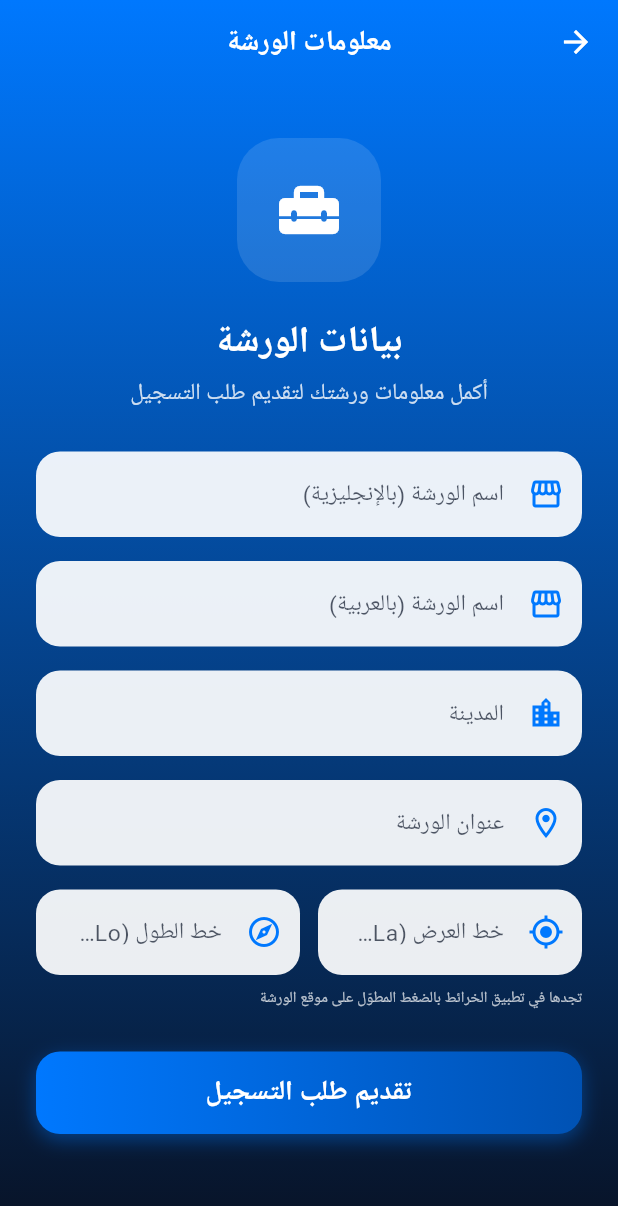
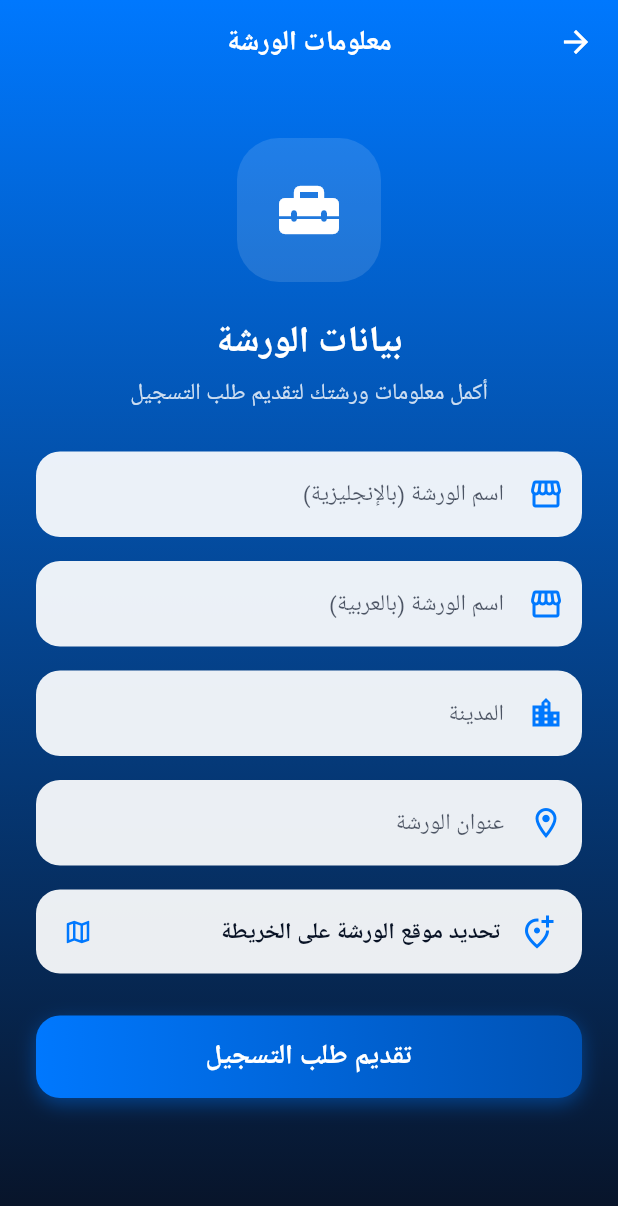
Before and after one commit to Omar-cyber-eng/car_care_plus_employee, a Flutter app: the WorkshopInfoPage screen opened directly with empty values, on a phone screen of 412 x 824 dp. Shown: the top 1206 px of the screen. Run offline on Flutter 3.47's test engine with Material 3 defaults, Android fonts, the phone set to English and light mode, and no system bars; our stand-ins replace dartz, dio, flutter_bloc, flutter_map, flutter_screenutil, flutter_secure_storage and 2 more; accounts and stored records are empty.

Commit message:
Add map-based location picker for workshop registration
- New location_picker_page: full-screen OpenStreetMap (flutter_map) with a
  fixed center pin; requests GPS on open and recenters to current location;
  "confirm location" returns the pin's LatLng
- Error handling: location service off, permission denied/deniedForever
  (with open-settings action), and timeout all handled with fallbacks
- workshop_info_page: replace lat/long text fields with a map button that
  opens the picker and shows the chosen coordinates; required before submit
- Add geolocator, flutter_map, latlong2 deps
- AndroidManifest: add ACCESS_FINE_LOCATION / ACCESS_COARSE_LOCATION

Co-Authored-By: Claude Opus 4.8 (1M context) <noreply@anthropic.com>

```diff
--- a/lib/features/auth/presentation/workshop_info_page.dart
+++ b/lib/features/auth/presentation/workshop_info_page.dart
@@ -3,10 +3,11 @@ import 'package:car_care_plus/core/resources/text_style.dart';
 import 'package:car_care_plus/core/validatiors/app_validators.dart';
 import 'package:car_care_plus/core/widgets/customTextField.dart';
 import 'package:flutter/material.dart';
-import 'package:flutter/services.dart';
 import 'package:flutter_bloc/flutter_bloc.dart';
+import 'package:latlong2/latlong.dart';
 import 'package:car_care_plus/features/auth/presentation/cubit/auth_cubit.dart';
 import 'package:car_care_plus/features/auth/presentation/cubit/auth_state.dart';
+import 'package:car_care_plus/features/auth/presentation/location_picker_page.dart';
 import 'package:car_care_plus/features/auth/presentation/pending_approval_page.dart';
 
 class WorkshopInfoPage extends StatefulWidget {
@@ -38,11 +39,35 @@ class _WorkshopInfoPageState extends State<WorkshopInfoPage> {
   final TextEditingController _workshopAddressController =
       TextEditingController();
   final TextEditingController _workshopCityController = TextEditingController();
-  final TextEditingController _latitudeController = TextEditingController();
-  final TextEditingController _longitudeController = TextEditingController();
+
+  // موقع الورشة المُختار من الخريطة (إلزامي).
+  LatLng? _selectedLocation;
+
+  Future<void> _pickLocation() async {
+    final result = await Navigator.push<LatLng>(
+      context,
+      MaterialPageRoute(
+        builder: (_) => LocationPickerPage(initialLocation: _selectedLocation),
+      ),
+    );
+    if (result != null) {
+      setState(() => _selectedLocation = result);
+    }
+  }
 
   void _submitWorkshop() {
-    if (_formKey.currentState!.validate()) {
+    if (!_formKey.currentState!.validate()) return;
+
+    if (_selectedLocation == null) {
+      ScaffoldMessenger.of(context).showSnackBar(
+        const SnackBar(
+          content: Text('يرجى تحديد موقع الورشة على الخريطة'),
+          backgroundColor: AppColors.errorColor,
+        ),
+      );
+      return;
+    }
+
     context.read<AuthCubit>().registerWorkshop(
           name: widget.name,
           email: widget.email,
@@ -53,27 +78,9 @@ class _WorkshopInfoPageState extends State<WorkshopInfoPage> {
           workshopNameAr: _workshopNameArController.text.trim(),
           workshopAddress: _workshopAddressController.text.trim(),
           workshopCity: _workshopCityController.text.trim(),
-            latitude: _latitudeController.text.trim(),
-            longitude: _longitudeController.text.trim(),
+          latitude: _selectedLocation!.latitude.toStringAsFixed(7),
+          longitude: _selectedLocation!.longitude.toStringAsFixed(7),
         );
-    }
-  }
-
-  // تحقّق من الإحداثيات (رقم عشري ضمن المدى الجغرافي)
-  String? _validateCoordinate(
-    String? value, {
-    required double min,
-    required double max,
-  }) {
-    final requiredError = AppValidators.required(value);
-    if (requiredError != null) return requiredError;
-
-    final parsed = double.tryParse(value!.trim());
-    if (parsed == null) return 'أدخل رقماً صحيحاً';
-    if (parsed < min || parsed > max) {
-      return 'القيمة يجب أن تكون بين $min و $max';
-    }
-    return null;
   }
 
   @override
@@ -82,8 +89,6 @@ class _WorkshopInfoPageState extends State<WorkshopInfoPage> {
     _workshopNameArController.dispose();
     _workshopAddressController.dispose();
     _workshopCityController.dispose();
-    _latitudeController.dispose();
-    _longitudeController.dispose();
     super.dispose();
   }
 
@@ -185,59 +190,10 @@ class _WorkshopInfoPageState extends State<WorkshopInfoPage> {
                   ),
                   const SizedBox(height: 16),
 
-                  // الإحداثيات (إلزامية حسب الباك-إند)
-                  Row(
-                    crossAxisAlignment: CrossAxisAlignment.start,
-                    children: [
-                      Expanded(
-                        child: CustomTextField(
-                          controller: _latitudeController,
-                          label: 'خط العرض (Latitude)',
-                          icon: Icons.my_location_outlined,
-                          keyboardType: const TextInputType.numberWithOptions(
-                            decimal: true,
-                            signed: true,
-                          ),
-                          inputFormatters: [
-                            FilteringTextInputFormatter.allow(
-                              RegExp(r'[0-9.\-]'),
-                            ),
-                          ],
-                          validator: (v) =>
-                              _validateCoordinate(v, min: -90, max: 90),
-                        ),
-                      ),
-                      const SizedBox(width: 12),
-                      Expanded(
-                        child: CustomTextField(
-                          controller: _longitudeController,
-                          label: 'خط الطول (Longitude)',
-                          icon: Icons.explore_outlined,
-                          keyboardType: const TextInputType.numberWithOptions(
-                            decimal: true,
-                            signed: true,
-                          ),
-                          inputFormatters: [
-                            FilteringTextInputFormatter.allow(
-                              RegExp(r'[0-9.\-]'),
-                            ),
-                          ],
-                          validator: (v) =>
-                              _validateCoordinate(v, min: -180, max: 180),
-                        ),
-                      ),
-                    ],
-                  ),
-
-                  const SizedBox(height: 8),
-                  Align(
-                    alignment: AlignmentDirectional.centerStart,
-                    child: Text(
-                      'تجدها في تطبيق الخرائط بالضغط المطوّل على موقع الورشة',
-                      style: TextStyles.Size10.withColor(
-                        AppColors.surfaceWhite.withOpacity(0.7),
-                      ),
-                    ),
+                  // موقع الورشة على الخريطة (إلزامي)
+                  _LocationField(
+                    location: _selectedLocation,
+                    onTap: _pickLocation,
                   ),
 
                   const SizedBox(height: 28),
@@ -312,3 +268,67 @@ class _WorkshopInfoPageState extends State<WorkshopInfoPage> {
     );
   }
 }
+
+/// حقل اختيار الموقع: زر يفتح الخريطة، ويعرض الإحداثيات بعد الاختيار.
+class _LocationField extends StatelessWidget {
+  final LatLng? location;
+  final VoidCallback onTap;
+
+  const _LocationField({required this.location, required this.onTap});
+
+  @override
+  Widget build(BuildContext context) {
+    final bool hasLocation = location != null;
+
+    return Material(
+      color: AppColors.surfaceWhite.withOpacity(0.92),
+      borderRadius: BorderRadius.circular(16),
+      child: InkWell(
+        onTap: onTap,
+        borderRadius: BorderRadius.circular(16),
+        child: Padding(
+          padding: const EdgeInsets.symmetric(horizontal: 18, vertical: 16),
+          child: Row(
+            children: [
+              Icon(
+                hasLocation
+                    ? Icons.check_circle_rounded
+                    : Icons.add_location_alt_outlined,
+                color: AppColors.primaryBlue,
+              ),
+              const SizedBox(width: 12),
+              Expanded(
+                child: Column(
+                  crossAxisAlignment: CrossAxisAlignment.start,
+                  children: [
+                    Text(
+                      hasLocation
+                          ? 'تم تحديد موقع الورشة'
+                          : 'تحديد موقع الورشة على الخريطة',
+                      style: TextStyles.Size15
+                          .withColor(AppColors.darkBlueBlack)
+                          .withWeight(FontWeight.w600),
+                    ),
+                    if (hasLocation) ...[
+                      const SizedBox(height: 2),
+                      Text(
+                        '${location!.latitude.toStringAsFixed(6)}, '
+                        '${location!.longitude.toStringAsFixed(6)}',
+                        style: TextStyles.Size10.withColor(AppColors.coolGrey),
+                      ),
+                    ],
+                  ],
+                ),
+              ),
+              Icon(
+                hasLocation ? Icons.edit_location_alt_outlined : Icons.map_outlined,
+                color: AppColors.primaryBlue,
+                size: 20,
+              ),
+            ],
+          ),
+        ),
+      ),
+    );
+  }
+}
--- a/pubspec.yaml
+++ b/pubspec.yaml
@@ -49,6 +49,9 @@ dependencies:
   dartz: ^0.10.1
   dio: ^5.10.0
   flutter_secure_storage: ^10.3.1
+  geolocator: ^14.0.3
+  flutter_map: ^8.3.1
+  latlong2: ^0.10.1
 
 
 dev_dependencies:
```
Also changed, not shown: lib/features/auth/presentation/location_picker_page.dart (added, +298 -0 lines), pubspec.lock, 1 other file. Lines whose indentation alone changed are shown as unchanged.
